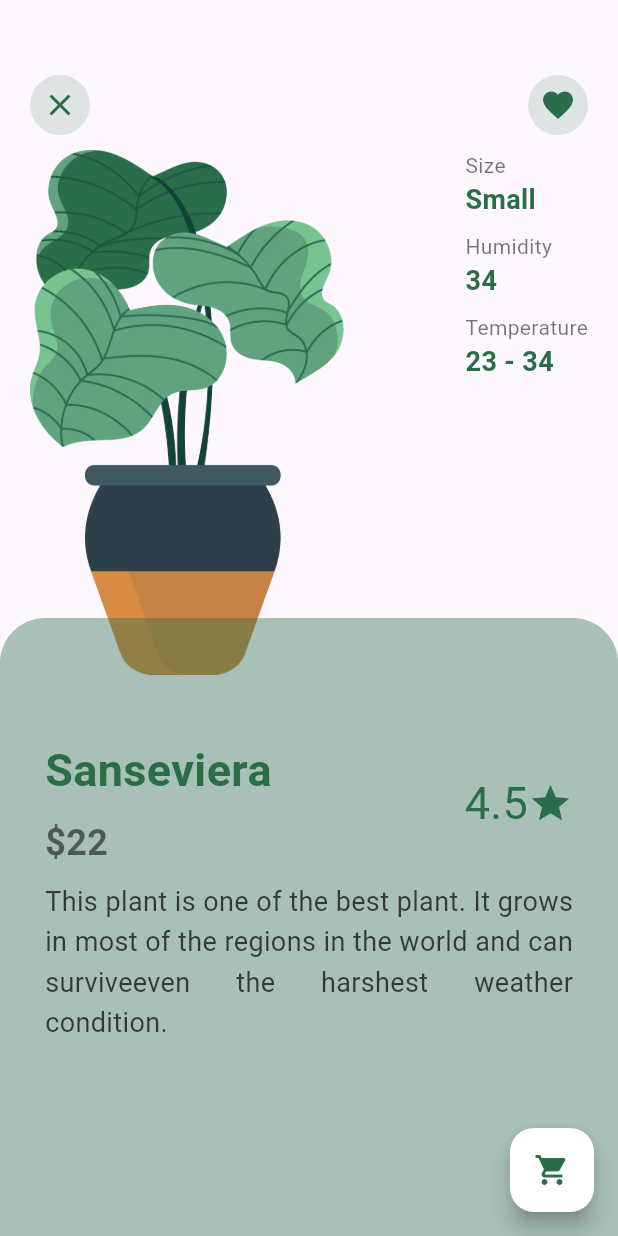
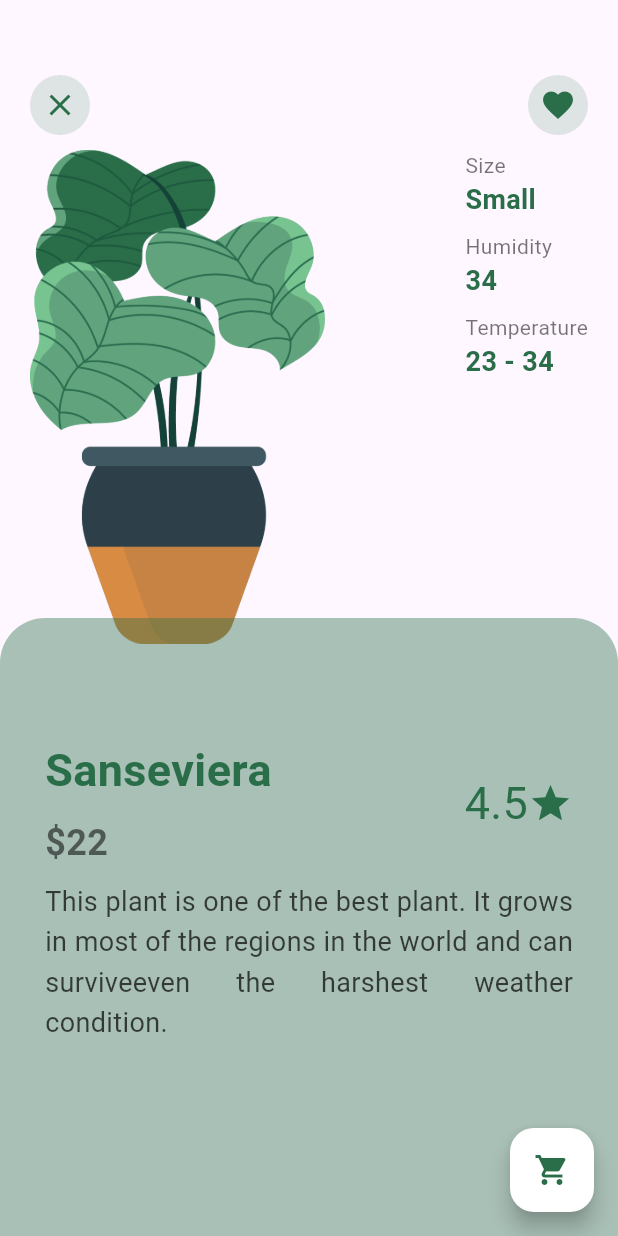
Before and after one commit to hayohtee/plant_app, a Flutter app: the DetailScreen screen opened directly with empty values, on a phone screen of 412 x 824 dp. Run offline on Flutter 3.47's test engine with Material 3 defaults, Android fonts, the phone set to English and light mode, and no system bars; our stand-ins replace animated_bottom_navigation_bar, page_transition.

Commit message:
Update detail_screen_body.dart

```diff
--- a/lib/ui/screen/detail/detail_screen_body.dart
+++ b/lib/ui/screen/detail/detail_screen_body.dart
@@ -9,10 +9,11 @@ class DetailScreenBody extends StatelessWidget {
 
   @override
   Widget build(BuildContext context) {
+    final size = MediaQuery.of(context).size;
     return Stack(
       children: [
         SizedBox(
-          height: 350,
+          height: size.height * 0.4,
           child: Image.asset(plant.imageURL),
         ),
         Positioned(
```
